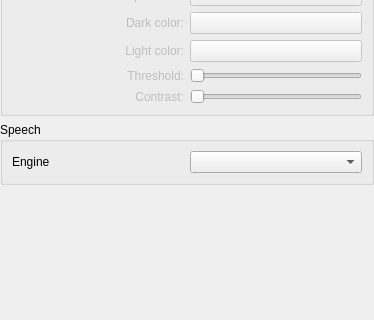
This is conf/dlgaccessibilitybase.ui in KDE/okular as Qt 5 draws it before an edit; both pictures show x 0 to 374 and y 159 to 479 of the 374 by 479 pixel window. The edited form follows.
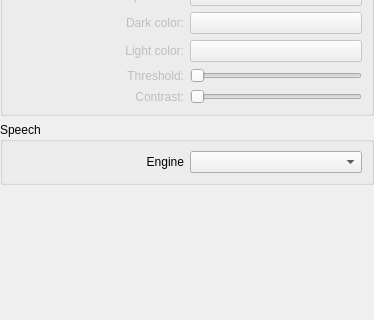
This is the edited form. Custom widgets are drawn as their Qt base class.

Commit message: Set buddy and alignment for some QLabels in configuration dialogs

```diff
--- a/conf/dlgaccessibilitybase.ui
+++ b/conf/dlgaccessibilitybase.ui
@@ -362,6 +362,12 @@
         <property name="text" >
          <string>Engine</string>
         </property>
+        <property name="alignment" >
+         <set>Qt::AlignRight|Qt::AlignTrailing|Qt::AlignVCenter</set>
+        </property>
+        <property name="buddy" >
+         <cstring>kcfg_ttsEngine</cstring>
+        </property>
        </widget>
       </item>
       <item row="0" column="1" >
```
Left out of the diff: 15 changed lines with no effect on the pictures. The commit also changes 2 other files.
